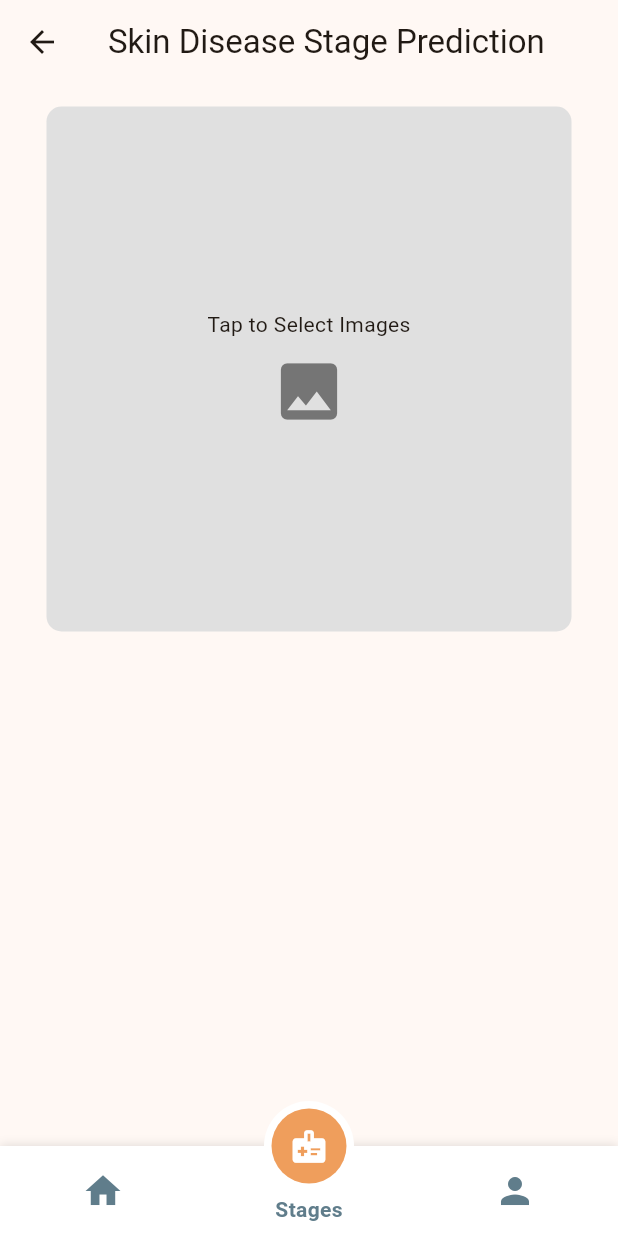
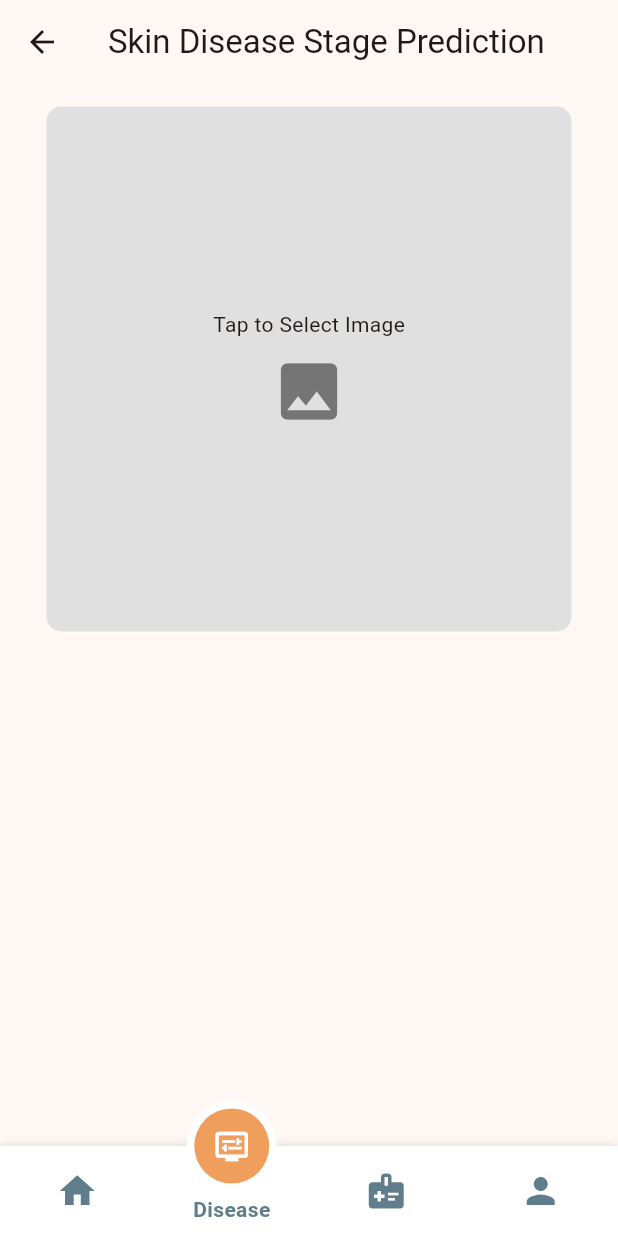
Before and after one commit to Januyan17/rpdisease, a Flutter app: the BottomNavigationScreen screen opened by its route, item 2 of the bottom bar chosen, on a phone screen of 412 x 824 dp. Run offline on Flutter 3.47's test engine with Material 3 defaults, Android fonts, the phone set to English and light mode, and no system bars; our stand-ins replace carousel_slider, cloud_firestore, file_picker, firebase_auth, firebase_core, flutter_spinkit and 7 more; missing offline and left inert: dart:ffi; accounts and stored records are empty; network calls fail.

Commit message:
Dog Disease Identification

```diff
--- a/lib/constants/routes.dart
+++ b/lib/constants/routes.dart
@@ -8,6 +8,7 @@ import 'package:rpskindisease/screen/Authentication/SignIn.dart';
 import 'package:rpskindisease/screen/Authentication/SignUp.dart';
 import 'package:rpskindisease/screen/BottomNavigation/BottomNavigationScreen.dart';
 import 'package:rpskindisease/screen/Onboarding/on_boarding_screen.dart';
+import 'package:rpskindisease/screen/dog_skin_disease/dog_skin_disease_identification.dart';
 
 class ScreenRoutes {
   // static const String toSplashScreen = "toSplashScreen";
@@ -16,6 +17,7 @@ class ScreenRoutes {
   static const String toSigninScreen = "toSigninScreen";
   static const String toSignUpScreen = "toSignUpScreen";
   static const String toBottomNavbar = "toBottomNavbar";
+  static const String toDogSkinDiseaseIdentify = "toDogSkinDiseaseIdentify";
 }
 
 class Router {
@@ -46,6 +48,12 @@ class Router {
           settings: settings,
         );
 
+      case ScreenRoutes.toDogSkinDiseaseIdentify:
+        return MaterialPageRoute(
+          builder: (_) => DogSkinDiseaseIdentifyScreen(),
+          settings: settings,
+        );
+
       default:
         return MaterialPageRoute(
           builder: (_) => SignInScreen(),
--- a/lib/screen/BottomNavigation/BottomNavigationScreen.dart
+++ b/lib/screen/BottomNavigation/BottomNavigationScreen.dart
@@ -3,6 +3,7 @@ import 'package:motion_tab_bar/MotionTabBar.dart';
 import 'package:rpskindisease/screen/HomeScreen/HomeScreen.dart';
 import 'package:rpskindisease/screen/MedicineScreen/MedicineScreen.dart';
 import 'package:rpskindisease/screen/ProfileScreen/ProfileScreen.dart';
+import 'package:rpskindisease/screen/dog_skin_disease/dog_skin_disease_identification.dart';
 import 'package:rpskindisease/utils/Colors/Colors.dart';
 
 class BottomNavigationScreen extends StatefulWidget {
@@ -15,7 +16,7 @@ class _BottomNavigationScreenState extends State<BottomNavigationScreen>
   late TabController _tabController;
   int _selectedIndex = 0; // Track the selected index manually
 
-  final List<String> _tabs = ["Home", "Stages", "Profile"];
+  final List<String> _tabs = ["Home", "Disease", "Stages", "Profile"];
 
   @override
   void initState() {
@@ -37,6 +38,7 @@ class _BottomNavigationScreenState extends State<BottomNavigationScreen>
         physics: const NeverScrollableScrollPhysics(),
         children: [
           HomeScreenPage(),
+          DogSkinDiseaseIdentifyScreen(),
           MedicineScreen(),
           ProfileScreen(),
         ],
@@ -44,7 +46,12 @@ class _BottomNavigationScreenState extends State<BottomNavigationScreen>
       bottomNavigationBar: MotionTabBar(
         initialSelectedTab: _tabs[_selectedIndex],
         labels: _tabs,
-        icons: const [Icons.home, Icons.medical_information, Icons.person],
+        icons: const [
+          Icons.home,
+          Icons.display_settings_outlined,
+          Icons.medical_information,
+          Icons.person
+        ],
         tabSize: 50,
         tabBarHeight: 60,
         textStyle: const TextStyle(
--- a/lib/screen/HomeScreen/CarousalSlider.dart
+++ b/lib/screen/HomeScreen/CarousalSlider.dart
@@ -5,13 +5,20 @@ import 'package:carousel_slider/carousel_slider.dart';
 import 'package:rpskindisease/mixin/responsive-layout-mixin.dart';
 
 class CustomCarouselSlider extends StatelessWidget with ResponsiveLayoutMixin {
+  // final List<String> imageList = [
+  //   'https://www.makatimed.net.ph/wp-content/uploads/2022/01/2d.png',
+  //   'https://www.kidshealth.org.nz/sites/kidshealth/files/images/HLNZ_Postcards_English_P%5B1%5D_Page_1_2.jpg',
+  //   'https://encrypted-tbn0.gstatic.com/images?q=tbn:ANd9GcRxGeYyX8bIy_pBsey-IrqNU1-XJeLEmB7mSA&s',
+  //   'https://img.freepik.com/free-vector/flat-hand-drawn-oily-skin-problems-infographic-template_23-2148857966.jpg',
+  //   'https://img.freepik.com/premium-vector/different-types-skin-problems-vector-illustrations-set_778687-747.jpg?semt=ais_hybrid',
+  //   'https://st.depositphotos.com/4320929/61647/v/450/depositphotos_616470818-stock-illustration-woman-towel-head-spa-skin.jpg',
+  // ];
+
   final List<String> imageList = [
-    'https://www.makatimed.net.ph/wp-content/uploads/2022/01/2d.png',
-    'https://www.kidshealth.org.nz/sites/kidshealth/files/images/HLNZ_Postcards_English_P%5B1%5D_Page_1_2.jpg',
-    'https://encrypted-tbn0.gstatic.com/images?q=tbn:ANd9GcRxGeYyX8bIy_pBsey-IrqNU1-XJeLEmB7mSA&s',
-    'https://img.freepik.com/free-vector/flat-hand-drawn-oily-skin-problems-infographic-template_23-2148857966.jpg',
-    'https://img.freepik.com/premium-vector/different-types-skin-problems-vector-illustrations-set_778687-747.jpg?semt=ais_hybrid',
-    'https://st.depositphotos.com/4320929/61647/v/450/depositphotos_616470818-stock-illustration-woman-towel-head-spa-skin.jpg',
+    'assets/images/slider 1.jpeg',
+    'assets/images/slider 2.jpeg',
+    'assets/images/slider 3.jpeg',
+    'assets/images/slider 4.jpeg',
   ];
   @override
   Widget build(BuildContext context) {
@@ -41,7 +48,7 @@ class CustomCarouselSlider extends StatelessWidget with ResponsiveLayoutMixin {
                     color: Colors.grey[200],
                     borderRadius: BorderRadius.circular(10.0),
                     image: DecorationImage(
-                      image: NetworkImage(imageUrl),
+                      image: AssetImage(imageUrl),
                       fit: BoxFit.cover,
                     ),
                   ),
--- a/lib/screen/HomeScreen/HomeScreen.dart
+++ b/lib/screen/HomeScreen/HomeScreen.dart
@@ -36,11 +36,11 @@ class HomeScreenPage extends StatelessWidget with ResponsiveLayoutMixin {
                   height: getScreenHeight(context) * 0.05,
                 ),
                 const Text(
-                  "Transforming Skin Disease Diagnosis with Machine Learning",
+                  "Transforming Dog Skin Disease Diagnosis with Machine Learning",
                   style: TextStyle(fontSize: 16, fontWeight: FontWeight.w500),
                 ),
                 const Text(
-                  "A New Era in Dermatology",
+                  "A New Era in veterinary dermatologist",
                   style: TextStyle(fontSize: 14, fontWeight: FontWeight.w500),
                 ),
                 SizedBox(
--- /dev/null
+++ b/lib/screen/dog_skin_disease/dog_skin_disease_identification.dart
@@ -0,0 +1,211 @@
+// ignore_for_file: prefer_const_constructors, depend_on_referenced_packages
+
+import 'dart:io';
+import 'package:flutter/cupertino.dart';
+import 'package:flutter/material.dart';
+import 'package:image_picker/image_picker.dart';
+import 'package:http/http.dart' as http;
+import 'package:path/path.dart' as path;
+import 'package:rpskindisease/widgets/AuthReusable/Button.dart';
+import 'package:cloud_firestore/cloud_firestore.dart';
+
+class DogSkinDiseaseIdentifyScreen extends StatefulWidget {
+  const DogSkinDiseaseIdentifyScreen({super.key});
+
+  @override
+  State<DogSkinDiseaseIdentifyScreen> createState() =>
+      _DogSkinDiseaseIdentifyScreenState();
+}
+
+class _DogSkinDiseaseIdentifyScreenState
+    extends State<DogSkinDiseaseIdentifyScreen> {
+  File? _image;
+  final ImagePicker _picker = ImagePicker();
+  var apiBaseUrl;
+  bool _isLoading = false;
+
+  Future<void> _pickImage(ImageSource source) async {
+    final XFile? pickedFile = await _picker.pickImage(source: source);
+    if (pickedFile != null) {
+      setState(() {
+        _image = File(pickedFile.path);
+      });
+    }
+  }
+
+  void _removeImage() {
+    setState(() {
+      _image = null;
+    });
+  }
+
+  Future<void> getApiUrlFromFirestore() async {
+    try {
+      DocumentSnapshot snapshot = await FirebaseFirestore.instance
+          .collection("config")
+          .doc("prediction")
+          .get();
+      if (snapshot.exists) {
+        var data = snapshot.data() as Map<String, dynamic>;
+        setState(() {
+          apiBaseUrl = data["url"];
+        });
+      }
+    } catch (e) {
+      print('Error fetching API URL: $e');
+    }
+  }
+
+  Future<void> _uploadImage() async {
+    if (_image == null) return;
+
+    setState(() {
+      _isLoading = true;
+    });
+
+    var request =
+        http.MultipartRequest('POST', Uri.parse("$apiBaseUrl/validate"));
+    request.files.add(
+      await http.MultipartFile.fromPath(
+        'file',
+        _image!.path,
+        filename: path.basename(_image!.path),
+      ),
+    );
+
+    var response = await request.send();
+    if (response.statusCode == 200) {
+      final responseBody = await response.stream.bytesToString();
+      print("Image uploaded successfully: $responseBody");
+    } else {
+      print("Failed to upload image. Status code: ${response.statusCode}");
+    }
+
+    setState(() {
+      _isLoading = false;
+    });
+  }
+
+  void _showImagePickerOptions() {
+    showModalBottomSheet(
+      context: context,
+      builder: (BuildContext context) {
+        return Container(
+          padding: EdgeInsets.all(20),
+          child: Column(
+            mainAxisSize: MainAxisSize.min,
+            children: <Widget>[
+              Text('Choose an option',
+                  style: TextStyle(fontSize: 18, fontWeight: FontWeight.bold)),
+              SizedBox(height: 20),
+              ListTile(
+                leading: Icon(Icons.camera_alt),
+                title: Text('Take a Photo'),
+                onTap: () {
+                  Navigator.pop(context);
+                  _pickImage(ImageSource.camera);
+                },
+              ),
+              ListTile(
+                leading: Icon(Icons.photo_library),
+                title: Text('Select from Gallery'),
+                onTap: () {
+                  Navigator.pop(context);
+                  _pickImage(ImageSource.gallery);
+                },
+              ),
+            ],
+          ),
+        );
+      },
+    );
+  }
+
+  @override
+  void initState() {
+    getApiUrlFromFirestore();
+    super.initState();
+  }
+
+  @override
+  Widget build(BuildContext context) {
+    return Scaffold(
+      appBar: AppBar(
+        title: Text("Skin Disease Stage Prediction"),
+      ),
+      body: Padding(
+        padding: const EdgeInsets.symmetric(vertical: 15),
+        child: Column(
+          children: <Widget>[
+            GestureDetector(
+              onTap: _showImagePickerOptions,
+              child: Center(
+                child: Container(
+                  width: 350,
+                  height: 350,
+                  decoration: BoxDecoration(
+                    color: Colors.grey[300],
+                    borderRadius: BorderRadius.circular(10),
+                  ),
+                  child: _image == null
+                      ? Center(
+                          child: Column(
+                            mainAxisAlignment: MainAxisAlignment.center,
+                            children: [
+                              Text("Tap to Select Image"),
+                              SizedBox(height: 10),
+                              Icon(
+                                Icons.image,
+                                size: 50,
+                                color: Colors.grey[600],
+                              ),
+                            ],
+                          ),
+                        )
+                      : Stack(
+                          children: [
+                            Container(
+                              decoration: BoxDecoration(
+                                borderRadius: BorderRadius.circular(10),
+                                image: DecorationImage(
+                                  image: FileImage(_image!),
+                                  fit: BoxFit.cover,
+                                ),
+                              ),
+                            ),
+                            Positioned(
+                              top: 5,
+                              right: 5,
+                              child: GestureDetector(
+                                onTap: _removeImage,
+                                child: CircleAvatar(
+                                  radius: 12,
+                                  backgroundColor: Colors.red,
+                                  child: Icon(
+                                    Icons.close,
+                                    color: Colors.white,
+                                    size: 16,
+                                  ),
+                                ),
+                              ),
+                            ),
+                          ],
+                        ),
+                ),
+              ),
+            ),
+            SizedBox(height: 20),
+            _image != null
+                ? _isLoading
+                    ? CupertinoActivityIndicator(radius: 15)
+                    : CustomElevatedButton(
+                        onPressed: _uploadImage,
+                        label: 'Continue',
+                      )
+                : SizedBox(),
+          ],
+        ),
+      ),
+    );
+  }
+}
--- a/pubspec.yaml
+++ b/pubspec.yaml
@@ -46,10 +46,14 @@ dependencies:
   smooth_page_indicator: ^1.2.1
   flutter_spinkit: ^5.2.1
   shared_preferences: ^2.5.2
+  file_picker: ^9.1.0
 
 dev_dependencies:
   flutter_test:
     sdk: flutter
+
+
+
 
   # The "flutter_lints" package below contains a set of recommended lints to
   # encourage good coding practices. The lint set provided by the package is
```
Also changed, not shown: lib/widgets/ScreenWidgets/dogswipewidget.dart (+39 -1 lines), assets/images/slider 1.jpeg (added), assets/images/slider 2.jpeg (added), assets/images/slider 3.jpeg (added), assets/images/slider 4.jpeg (added), pubspec.lock, 1 other file.
